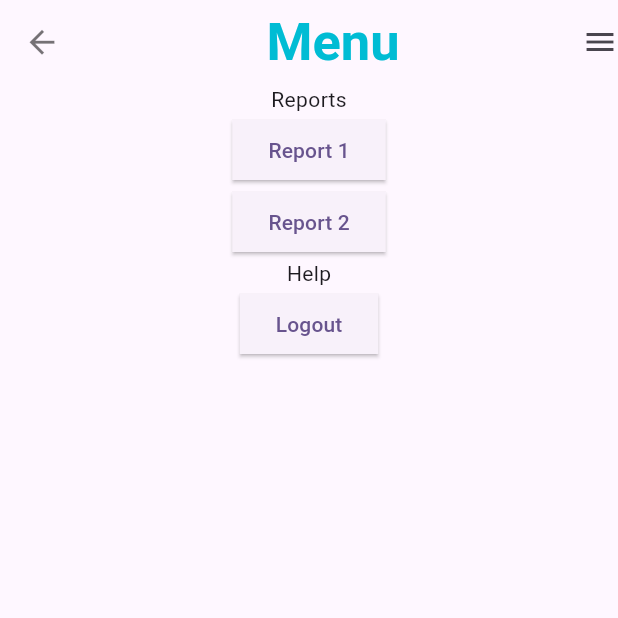
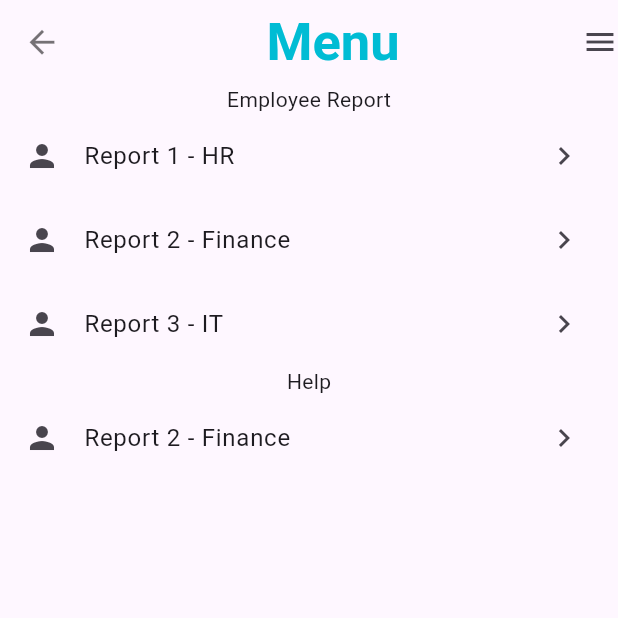
Before and after one commit to rbgithuub/demo-mobile-app, a Flutter app: the project_nav_frm2_2 screen opened directly, on a phone screen of 412 x 824 dp, the top half of it. Run offline on Flutter 3.47's test engine with Material 2 defaults, Android fonts, the phone set to English and light mode, and no system bars.

```diff
--- a/mobile_app_image/lib/project_nav_frm2.2.dart
+++ b/mobile_app_image/lib/project_nav_frm2.2.dart
@@ -14,33 +14,40 @@ class project_nav_frm2_2 extends StatelessWidget {
       ),
       body: Column(
         children: [
-          Text("Reports"),
+          Text("Employee Report"),
           Center(
-            child: ElevatedButton(
-              onPressed: (){},
-              style: ButtonStyle(shape: MaterialStateProperty.all(RoundedRectangleBorder())),
-              child: Text("Report 1"),
-            ),
-          ),
-          Center(
-            child: ElevatedButton(
-              onPressed: (){},
-              style: ButtonStyle(shape: MaterialStateProperty.all(RoundedRectangleBorder())),
-              child: Text("Report 2"),
+            child: ListTile(
+              leading: Icon(Icons.person),
+              title: Text('Report 1 - HR'),
+              trailing: Icon(Icons.navigate_next),
             ),
           ),
 
+          Center(
+            child: ListTile(
+              leading: Icon(Icons.person),
+              title: Text('Report 2 - Finance'),
+              trailing: Icon(Icons.navigate_next),
+            ),
+          ),
+
+          Center(
+            child: ListTile(
+              leading: Icon(Icons.person),
+              title: Text('Report 3 - IT'),
+              trailing: Icon(Icons.navigate_next),
+            ),
+            ),
           Text("Help"),
           Center(
-            child: ElevatedButton(
-              onPressed: (){},
-              style: ButtonStyle(shape: MaterialStateProperty.all(RoundedRectangleBorder())),
-              child: Text("Logout"),
+            child: ListTile(
+              leading: Icon(Icons.person),
+              title: Text('Report 2 - Finance'),
+              trailing: Icon(Icons.navigate_next),
             ),
-          )
-        ],
-
-      ),
-      );
+          ),
+    ],
+      )
+    );
   }
 }
```
